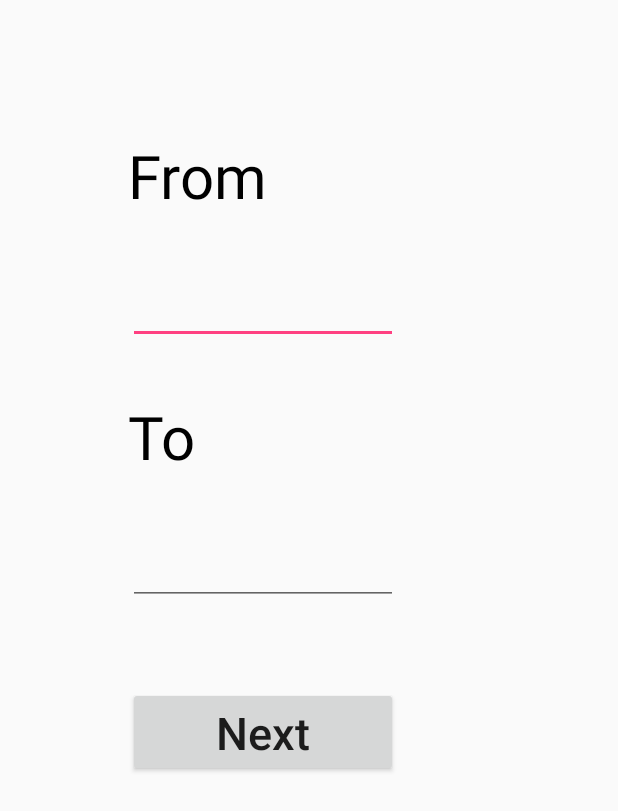
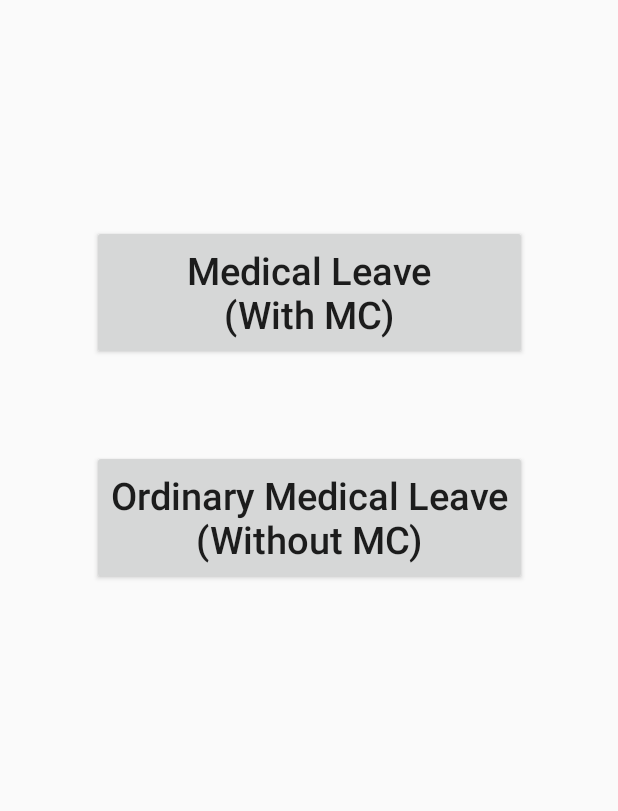
Before and after one commit to seankwekjk/nestApp, an Android app: the mcScreen screen opened directly, with no data from a screen before it, on a phone screen of 412 x 824 dp. Shown: the top 811 px of the screen. Run offline under Robolectric (Android 15) with nearby library versions, the phone set to English and light mode, and no system bars.

Commit message:
leaveDatesScreen shared between leave and MC medical NEST types completed leaveScreen created, not populated outScreen still no changes, course still isolated

```diff
--- a/app/src/main/AndroidManifest.xml
+++ b/app/src/main/AndroidManifest.xml
@@ -20,12 +20,13 @@
         </activity>
         <activity android:name=".endScreen" />
         <activity android:name=".mcScreen" />
-        <activity android:name=".leaveScreen" />
+        <activity android:name=".leaveDatesScreen" />
         <activity android:name=".outScreen" />
         <activity android:name=".courseScreen" />
         <activity android:name=".offScreen" />
         <activity android:name=".medicalScreen" />
-        <activity android:name=".maScreen"></activity>
+        <activity android:name=".maScreen" />
+        <activity android:name=".leaveScreen"></activity>
     </application>
 
 </manifest>
--- a/app/src/main/java/com/example/seankwek/nest/mcScreen.java
+++ b/app/src/main/java/com/example/seankwek/nest/mcScreen.java
@@ -9,34 +9,34 @@ import android.widget.Button;
 import android.widget.EditText;
 import android.widget.Toast;
 
-import static com.example.seankwek.nest.R.id.fromDate;
-import static com.example.seankwek.nest.R.id.toDate;
-
 public class mcScreen extends AppCompatActivity {
 
     @Override
     protected void onCreate(Bundle savedInstanceState) {
         super.onCreate(savedInstanceState);
-        setContentView(R.layout.activity_leave_screen);
-        Button leaveNext=(Button)findViewById(R.id.leaveNext);
-        final EditText fromDate =(EditText)findViewById(R.id.fromDate);
-        final EditText toDate=(EditText)findViewById(R.id.toDate);
+        setContentView(R.layout.activity_mc_screen);
+        Button mlOption = (Button)findViewById(R.id.mlOption);
+        Button omlOption = (Button)findViewById(R.id.omlOption);
 
-        leaveNext.setOnClickListener(new View.OnClickListener() {
+        mlOption.setOnClickListener(new View.OnClickListener() {
 
             @Override
             public void onClick(View view) {
-                if (TextUtils.isEmpty(fromDate.getText().toString())||TextUtils.isEmpty(toDate.getText().toString())) {
-                    Toast.makeText(mcScreen.this, "Please enter a date", Toast.LENGTH_LONG).show();
-                }
-                else{
-                    String nestText="NEST MC ";
-                    String from=fromDate.getText().toString(),to=toDate.getText().toString();
-                    nestText=nestText+from+" - "+to;
-                    Intent myIntent = new Intent(mcScreen.this, endScreen.class).putExtra("nestText",nestText);
-                    myIntent.putExtra("remindText","remindMC");
-                    startActivity(myIntent);
-                }
+                String nestText="NEST MC ";
+                Intent myIntent = new Intent(mcScreen.this, leaveDatesScreen.class).putExtra("nestText",nestText);
+                myIntent.putExtra("typeText","mc");
+                startActivity(myIntent);
+            }
+        });
+
+        omlOption.setOnClickListener(new View.OnClickListener() {
+
+            @Override
+            public void onClick(View view) {
+                String nestText="NEST MC (OML) ";
+                Intent myIntent = new Intent(mcScreen.this, leaveDatesScreen.class).putExtra("nestText",nestText);
+                myIntent.putExtra("typeText","oml");
+                startActivity(myIntent);
             }
         });
     }
--- a/app/src/main/res/layout/activity_leave_screen.xml
+++ b/app/src/main/res/layout/activity_leave_screen.xml
@@ -6,64 +6,4 @@
     android:layout_height="match_parent"
     tools:context="com.example.seankwek.nest.leaveScreen">
 
-    <TextView
-        android:id="@+id/fromTV"
-        android:layout_width="wrap_content"
-        android:layout_height="wrap_content"
-        android:textAllCaps="false"
-        android:textSize="40sp"
-        android:textColor="@color/black"
-        android:text="From"
-        app:layout_constraintLeft_toLeftOf="parent"
-        android:layout_marginLeft="85dp"
-        app:layout_constraintTop_toTopOf="parent"
-        android:layout_marginTop="90dp"/>
-
-    <TextView
-        android:id="@+id/toTV"
-        android:layout_width="wrap_content"
-        android:layout_height="wrap_content"
-        android:textAllCaps="false"
-        android:textSize="40sp"
-        android:textColor="@color/black"
-        android:text="To"
-        app:layout_constraintLeft_toLeftOf="parent"
-        android:layout_marginLeft="85dp"
-        app:layout_constraintTop_toBottomOf="@id/fromTV"
-        android:layout_marginTop="120dp"/>
-
-    <EditText
-        android:layout_width="180dp"
-        android:layout_height="60dp"
-        android:inputType="date"
-        android:textSize="30sp"
-        android:id="@+id/fromDate"
-        app:layout_constraintLeft_toLeftOf="parent"
-        android:layout_marginLeft="85dp"
-        app:layout_constraintTop_toBottomOf="@id/fromTV"
-        android:layout_marginTop="25dp"/>
-
-    <EditText
-        android:layout_width="180dp"
-        android:layout_height="60dp"
-        android:inputType="date"
-        android:textSize="30sp"
-        android:id="@+id/toDate"
-        app:layout_constraintLeft_toLeftOf="parent"
-        android:layout_marginLeft="85dp"
-        app:layout_constraintTop_toBottomOf="@id/toTV"
-        android:layout_marginTop="25dp"/>
-
-    <Button
-        android:id="@+id/leaveNext"
-        android:layout_width="180dp"
-        android:layout_height="60dp"
-        android:textSize="30sp"
-        android:text="Next"
-        android:textAllCaps="False"
-        app:layout_constraintLeft_toLeftOf="parent"
-        android:layout_marginLeft="85dp"
-        app:layout_constraintTop_toBottomOf="@id/toTV"
-        android:layout_marginTop="140dp"/>
-
 </android.support.constraint.ConstraintLayout>
--- /dev/null
+++ b/app/src/main/res/layout/activity_mc_screen.xml
@@ -0,0 +1,31 @@
+<?xml version="1.0" encoding="utf-8"?>
+<android.support.constraint.ConstraintLayout xmlns:android="http://schemas.android.com/apk/res/android"
+    android:layout_width="match_parent"
+    android:layout_height="match_parent"
+    xmlns:app="http://schemas.android.com/apk/res-auto">
+
+    <Button
+        android:id="@+id/mlOption"
+        android:text="Medical Leave&#10;(With MC)"
+        android:textSize="25dp"
+        android:textAllCaps="false"
+        android:layout_width="290dp"
+        android:layout_height="90dp"
+        app:layout_constraintLeft_toLeftOf="parent"
+        app:layout_constraintRight_toRightOf="parent"
+        app:layout_constraintTop_toTopOf="parent"
+        android:layout_marginTop="150dp"/>
+
+    <Button
+        android:id="@+id/omlOption"
+        android:text="Ordinary Medical Leave&#10;(Without MC)"
+        android:textSize="25dp"
+        android:textAllCaps="false"
+        android:layout_width="290dp"
+        android:layout_height="90dp"
+        app:layout_constraintLeft_toLeftOf="parent"
+        app:layout_constraintRight_toRightOf="parent"
+        app:layout_constraintTop_toTopOf="parent"
+        android:layout_marginTop="300dp"/>
+
+</android.support.constraint.ConstraintLayout>
```
Also changed, not shown: app/src/main/java/com/example/seankwek/nest/leaveDatesScreen.java (added, +52 -0 lines), app/src/main/java/com/example/seankwek/nest/leaveScreen.java (+0 -26 lines), app/src/main/java/com/example/seankwek/nest/maScreen.java (+25 -0 lines), app/src/main/res/layout/activity_leave_dates_screen.xml (added, +44 -0 lines), app/src/main/res/layout/activity_ma_screen.xml (+22 -0 lines).
